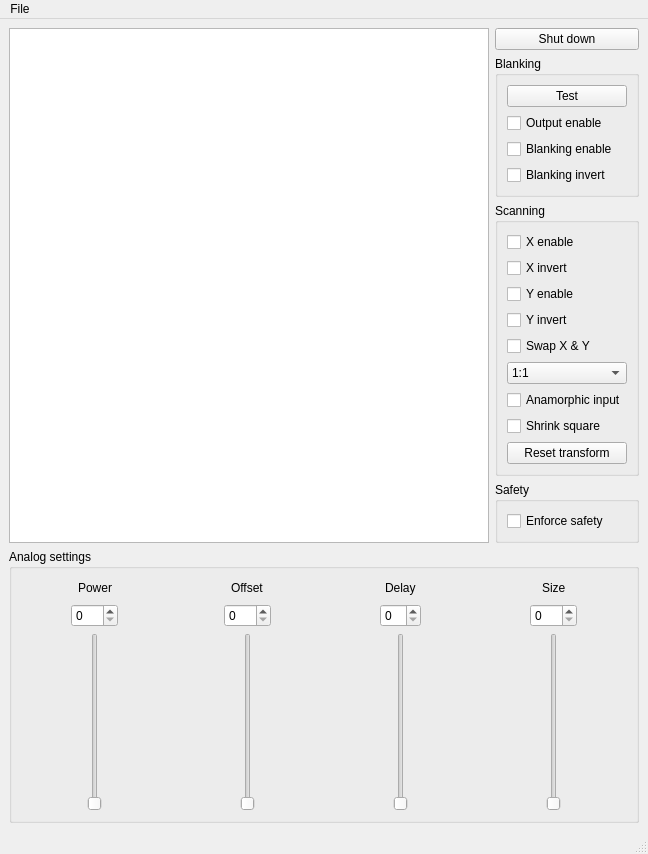
First picture: the form in output/output_settings.ui, repository marcan/openlase, before the edit.
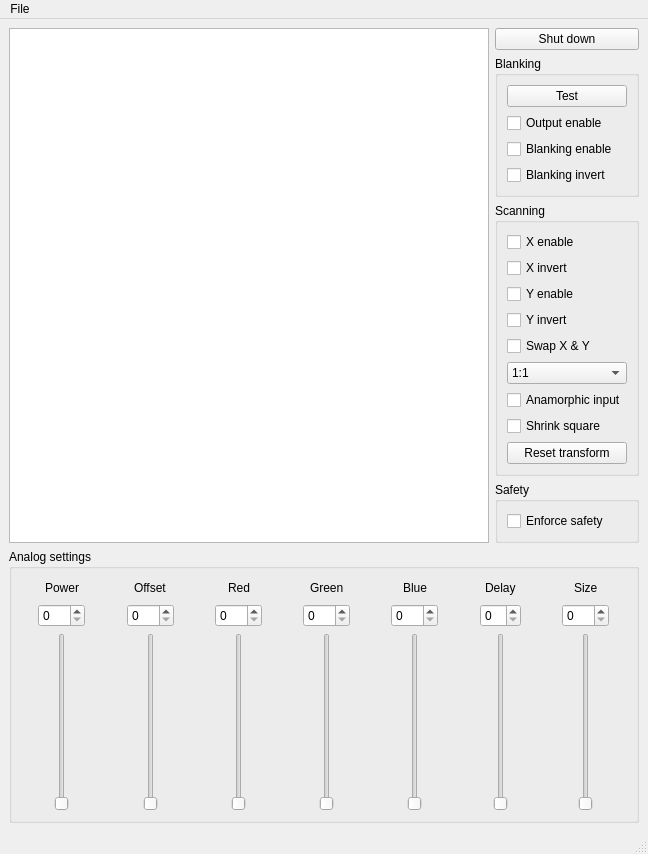
Second picture: the form after the edit.

Commit message: add separate power setting for each color

Patch:
```diff
--- a/output/output_settings.ui
+++ b/output/output_settings.ui
@@ -206,7 +206,7 @@
       <property name="title">
        <string>Analog settings</string>
       </property>
-      <layout class="QHBoxLayout" name="horizontalLayout_13">
+      <layout class="QHBoxLayout" name="horizontalLayout_23">
        <item>
         <layout class="QVBoxLayout" name="verticalLayout">
          <item>
@@ -443,6 +443,360 @@
          </item>
         </layout>
        </item>
+       <item>
+        <layout class="QVBoxLayout" name="verticalLayout_12">
+         <item>
+          <layout class="QHBoxLayout" name="horizontalLayout_20">
+           <item>
+            <spacer name="horizontalSpacer_37">
+             <property name="orientation">
+              <enum>Qt::Horizontal</enum>
+             </property>
+             <property name="sizeHint" stdset="0">
+              <size>
+               <width>40</width>
+               <height>20</height>
+              </size>
+             </property>
+            </spacer>
+           </item>
+           <item>
+            <widget class="QLabel" name="label_7">
+             <property name="text">
+              <string>Red</string>
+             </property>
+            </widget>
+           </item>
+           <item>
+            <spacer name="horizontalSpacer_38">
+             <property name="orientation">
+              <enum>Qt::Horizontal</enum>
+             </property>
+             <property name="sizeHint" stdset="0">
+              <size>
+               <width>40</width>
+               <height>20</height>
+              </size>
+             </property>
+            </spacer>
+           </item>
+          </layout>
+         </item>
+         <item>
+          <layout class="QHBoxLayout" name="horizontalLayout_21">
+           <item>
+            <spacer name="horizontalSpacer_39">
+             <property name="orientation">
+              <enum>Qt::Horizontal</enum>
+             </property>
+             <property name="sizeHint" stdset="0">
+              <size>
+               <width>40</width>
+               <height>20</height>
+              </size>
+             </property>
+            </spacer>
+           </item>
+           <item>
+            <widget class="QSpinBox" name="redPowerBox">
+             <property name="maximum">
+              <number>100</number>
+             </property>
+            </widget>
+           </item>
+           <item>
+            <spacer name="horizontalSpacer_40">
+             <property name="orientation">
+              <enum>Qt::Horizontal</enum>
+             </property>
+             <property name="sizeHint" stdset="0">
+              <size>
+               <width>40</width>
+               <height>20</height>
+              </size>
+             </property>
+            </spacer>
+           </item>
+          </layout>
+         </item>
+         <item>
+          <layout class="QHBoxLayout" name="horizontalLayout_22">
+           <item>
+            <spacer name="horizontalSpacer_41">
+             <property name="orientation">
+              <enum>Qt::Horizontal</enum>
+             </property>
+             <property name="sizeHint" stdset="0">
+              <size>
+               <width>40</width>
+               <height>20</height>
+              </size>
+             </property>
+            </spacer>
+           </item>
+           <item>
+            <widget class="QSlider" name="redPowerSlider">
+             <property name="maximum">
+              <number>100</number>
+             </property>
+             <property name="orientation">
+              <enum>Qt::Vertical</enum>
+             </property>
+            </widget>
+           </item>
+           <item>
+            <spacer name="horizontalSpacer_42">
+             <property name="orientation">
+              <enum>Qt::Horizontal</enum>
+             </property>
+             <property name="sizeHint" stdset="0">
+              <size>
+               <width>40</width>
+               <height>20</height>
+              </size>
+             </property>
+            </spacer>
+           </item>
+          </layout>
+         </item>
+        </layout>
+       </item>
+       <item>
+        <layout class="QVBoxLayout" name="verticalLayout_11">
+         <item>
+          <layout class="QHBoxLayout" name="horizontalLayout_17">
+           <item>
+            <spacer name="horizontalSpacer_31">
+             <property name="orientation">
+              <enum>Qt::Horizontal</enum>
+             </property>
+             <property name="sizeHint" stdset="0">
+              <size>
+               <width>40</width>
+               <height>20</height>
+              </size>
+             </property>
+            </spacer>
+           </item>
+           <item>
+            <widget class="QLabel" name="label_6">
+             <property name="text">
+              <string>Green</string>
+             </property>
+            </widget>
+           </item>
+           <item>
+            <spacer name="horizontalSpacer_32">
+             <property name="orientation">
+              <enum>Qt::Horizontal</enum>
+             </property>
+             <property name="sizeHint" stdset="0">
+              <size>
+               <width>40</width>
+               <height>20</height>
+              </size>
+             </property>
+            </spacer>
+           </item>
+          </layout>
+         </item>
+         <item>
+          <layout class="QHBoxLayout" name="horizontalLayout_18">
+           <item>
+            <spacer name="horizontalSpacer_33">
+             <property name="orientation">
+              <enum>Qt::Horizontal</enum>
+             </property>
+             <property name="sizeHint" stdset="0">
+              <size>
+               <width>40</width>
+               <height>20</height>
+              </size>
+             </property>
+            </spacer>
+           </item>
+           <item>
+            <widget class="QSpinBox" name="greenPowerBox">
+             <property name="maximum">
+              <number>100</number>
+             </property>
+            </widget>
+           </item>
+           <item>
+            <spacer name="horizontalSpacer_34">
+             <property name="orientation">
+              <enum>Qt::Horizontal</enum>
+             </property>
+             <property name="sizeHint" stdset="0">
+              <size>
+               <width>40</width>
+               <height>20</height>
+              </size>
+             </property>
+            </spacer>
+           </item>
+          </layout>
+         </item>
+         <item>
+          <layout class="QHBoxLayout" name="horizontalLayout_19">
+           <item>
+            <spacer name="horizontalSpacer_35">
+             <property name="orientation">
+              <enum>Qt::Horizontal</enum>
+             </property>
+             <property name="sizeHint" stdset="0">
+              <size>
+               <width>40</width>
+               <height>20</height>
+              </size>
+             </property>
+            </spacer>
+           </item>
+           <item>
+            <widget class="QSlider" name="greenPowerSlider">
+             <property name="maximum">
+              <number>100</number>
+             </property>
+             <property name="orientation">
+              <enum>Qt::Vertical</enum>
+             </property>
+            </widget>
+           </item>
+           <item>
+            <spacer name="horizontalSpacer_36">
+             <property name="orientation">
+              <enum>Qt::Horizontal</enum>
+             </property>
+             <property name="sizeHint" stdset="0">
+              <size>
+               <width>40</width>
+               <height>20</height>
+              </size>
+             </property>
+            </spacer>
+           </item>
+          </layout>
+         </item>
+        </layout>
+       </item>
+       <item>
+        <layout class="QVBoxLayout" name="verticalLayout_10">
+         <item>
+          <layout class="QHBoxLayout" name="horizontalLayout_13">
+           <item>
+            <spacer name="horizontalSpacer_25">
+             <property name="orientation">
+              <enum>Qt::Horizontal</enum>
+             </property>
+             <property name="sizeHint" stdset="0">
+              <size>
+               <width>40</width>
+               <height>20</height>
+              </size>
+             </property>
+            </spacer>
+           </item>
+           <item>
+            <widget class="QLabel" name="label_5">
+             <property name="text">
+              <string>Blue</string>
+             </property>
+            </widget>
+           </item>
+           <item>
+            <spacer name="horizontalSpacer_26">
+             <property name="orientation">
+              <enum>Qt::Horizontal</enum>
+             </property>
+             <property name="sizeHint" stdset="0">
+              <size>
+               <width>40</width>
+               <height>20</height>
+              </size>
+             </property>
+            </spacer>
+           </item>
+          </layout>
+         </item>
+         <item>
+          <layout class="QHBoxLayout" name="horizontalLayout_15">
+           <item>
+            <spacer name="horizontalSpacer_27">
+             <property name="orientation">
+              <enum>Qt::Horizontal</enum>
+             </property>
+             <property name="sizeHint" stdset="0">
+              <size>
+               <width>40</width>
+               <height>20</height>
+              </size>
+             </property>
+            </spacer>
+           </item>
+           <item>
+            <widget class="QSpinBox" name="bluePowerBox">
+             <property name="maximum">
+              <number>100</number>
+             </property>
+            </widget>
+           </item>
+           <item>
+            <spacer name="horizontalSpacer_28">
+             <property name="orientation">
+              <enum>Qt::Horizontal</enum>
+             </property>
+             <property name="sizeHint" stdset="0">
+              <size>
+               <width>40</width>
+               <height>20</height>
+              </size>
+             </property>
+            </spacer>
+           </item>
+          </layout>
+         </item>
+         <item>
+          <layout class="QHBoxLayout" name="horizontalLayout_16">
+           <item>
+            <spacer name="horizontalSpacer_29">
+             <property name="orientation">
+              <enum>Qt::Horizontal</enum>
+             </property>
+             <property name="sizeHint" stdset="0">
+              <size>
+               <width>40</width>
+               <height>20</height>
+              </size>
+             </property>
+            </spacer>
+           </item>
+           <item>
+            <widget class="QSlider" name="bluePowerSlider">
+             <property name="maximum">
+              <number>100</number>
+             </property>
+             <property name="orientation">
+              <enum>Qt::Vertical</enum>
+             </property>
+            </widget>
+           </item>
+           <item>
+            <spacer name="horizontalSpacer_30">
+             <property name="orientation">
+              <enum>Qt::Horizontal</enum>
+             </property>
+             <property name="sizeHint" stdset="0">
+              <size>
+               <width>40</width>
+               <height>20</height>
+              </size>
+             </property>
+            </spacer>
+           </item>
+          </layout>
+         </item>
+        </layout>
+       </item>
        <item>
         <layout class="QVBoxLayout" name="verticalLayout_3">
          <item>
```
Left out of the diff: 182 changed lines with no effect on the pictures. The commit also changes 4 other files.
